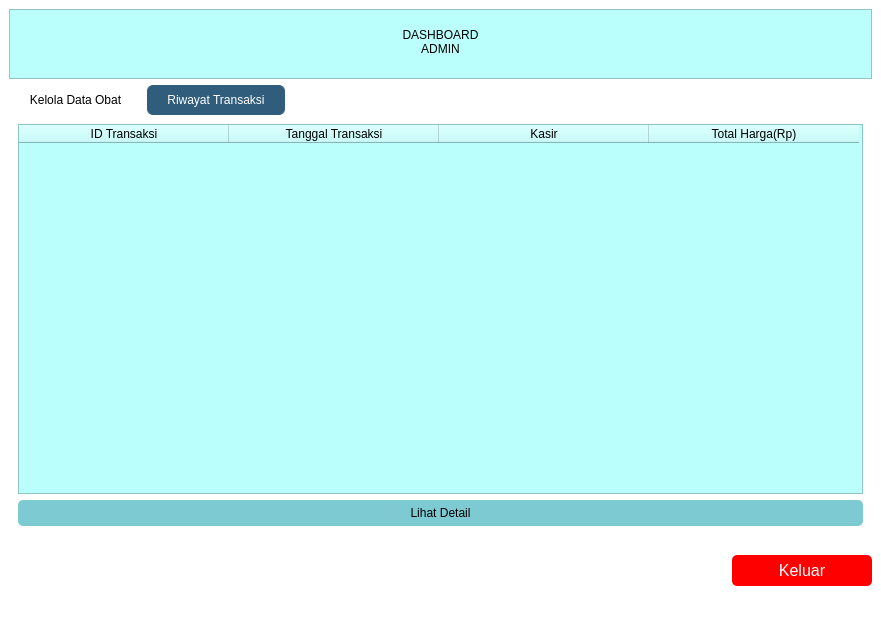
Above: frontend/dashboardAdmin.ui from RN-1986/Aplikasi-apotek before the change. Below: the same form after it.
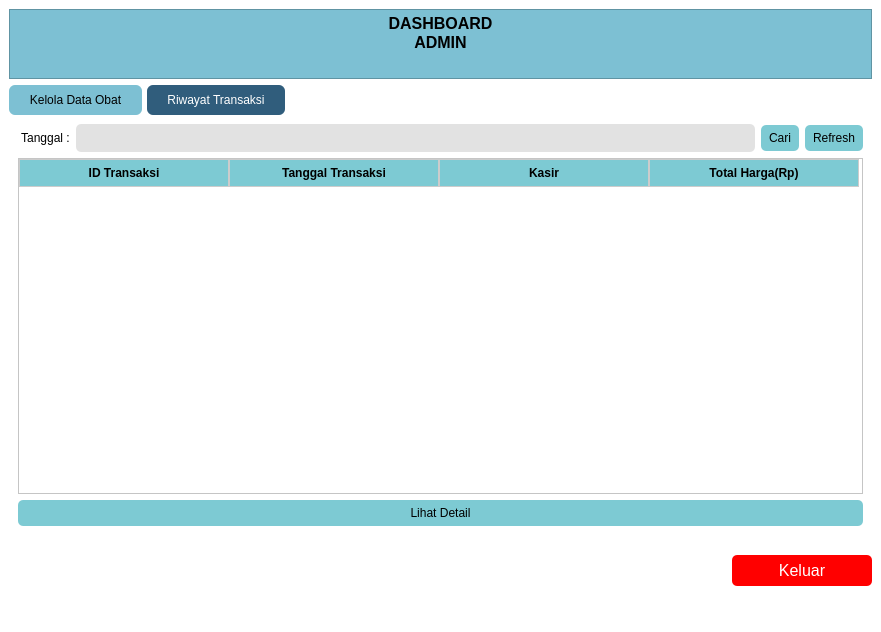
That is the form after the change. The open tabs and pages were chosen to show the change.

Patch:
```diff
--- a/frontend/dashboardAdmin.ui
+++ b/frontend/dashboardAdmin.ui
@@ -98,7 +98,8 @@
       <property name="styleSheet">
        <string notr="true">QTabBar::tab {       
 	
-	background-color: rgb(255, 255, 255);
+	
+	background-color: rgb(125, 192, 211);
          padding: 8px 20px;
          border-radius: 6px;
          margin-right: 5px;
@@ -409,10 +410,103 @@
         <string>Riwayat Transaksi</string>
        </attribute>
        <layout class="QVBoxLayout" name="verticalLayout">
+        <item>
+         <layout class="QGridLayout" name="gridLayout_5">
+          <item row="0" column="0">
+           <widget class="QLabel" name="label">
+            <property name="styleSheet">
+             <string notr="true">
+border radius: 5px;</string>
+            </property>
+            <property name="text">
+             <string> Tanggal :</string>
+            </property>
+           </widget>
+          </item>
+          <item row="0" column="1">
+           <widget class="QLineEdit" name="lineEdit_2">
+            <property name="styleSheet">
+             <string notr="true">border-radius: 5px;
+padding: 6px 8px; 
+background-color: rgb(226, 226, 226);</string>
+            </property>
+           </widget>
+          </item>
+          <item row="0" column="2">
+           <widget class="QPushButton" name="pushButton">
+            <property name="styleSheet">
+             <string notr="true">
+QPushButton { 
+background-color: rgb(125, 202, 211);
+border-radius:5px;
+padding: 6px 8px; 
+}
+
+/* Saat kursor hover */
+QPushButton:hover {
+     /* warna saat hover */
+	color: rgb(255, 255, 255);
+	background-color: rgb(36, 79, 124);
+}
+
+/* Saat tombol ditekan */
+QPushButton:pressed {
+     /* warna saat ditekan */
+	color: rgb(255, 255, 255);
+	background-color: rgb(36, 79, 124);
+}
+
+</string>
+            </property>
+            <property name="text">
+             <string>Cari</string>
+            </property>
+           </widget>
+          </item>
+          <item row="0" column="3">
+           <widget class="QPushButton" name="pushButton_2">
+            <property name="styleSheet">
+             <string notr="true">
+QPushButton { 
+background-color: rgb(125, 202, 211);
+border-radius:5px;
+padding: 6px 8px; 
+}
+
+/* Saat kursor hover */
+QPushButton:hover {
+     /* warna saat hover */
+	color: rgb(255, 255, 255);
+	background-color: rgb(36, 79, 124);
+}
+
+/* Saat tombol ditekan */
+QPushButton:pressed {
+     /* warna saat ditekan */
+	color: rgb(255, 255, 255);
+	background-color: rgb(36, 79, 124);
+}
+
+</string>
+            </property>
+            <property name="text">
+             <string>Refresh</string>
+            </property>
+           </widget>
+          </item>
+         </layout>
+        </item>
         <item>
          <widget class="QTableWidget" name="tableWidget_2">
           <property name="styleSheet">
-           <string notr="true">background-color: rgb(187, 255, 253);</string>
+           <string notr="true">QHeaderView::section {
+    background-color: rgb(125, 202, 211);
+    color: black;
+    font-weight: bold;
+    padding: 4px;
+    border: 1px solid #ccc;
+}
+</string>
           </property>
           <attribute name="horizontalHeaderDefaultSectionSize">
            <number>210</number>
@@ -483,7 +577,7 @@
        </size>
       </property>
       <property name="styleSheet">
-       <string notr="true">background-color: rgb(187, 255, 253);
+       <string notr="true">background-color: rgb(125, 192, 211);
 BORDER-RADIUS:5PX;</string>
       </property>
       <property name="html">
@@ -494,9 +588,8 @@
 li.unchecked::marker { content: &quot;\2610&quot;; }
 li.checked::marker { content: &quot;\2612&quot;; }
 &lt;/style&gt;&lt;/head&gt;&lt;body style=&quot; font-family:'Segoe UI'; font-size:9pt; font-weight:400; font-style:normal;&quot;&gt;
-&lt;p align=&quot;center&quot; style=&quot;-qt-paragraph-type:empty; margin-top:0px; margin-bottom:0px; margin-left:0px; margin-right:0px; -qt-block-indent:0; text-indent:0px;&quot;&gt;&lt;br /&gt;&lt;/p&gt;
-&lt;p align=&quot;center&quot; style=&quot; margin-top:0px; margin-bottom:0px; margin-left:0px; margin-right:0px; -qt-block-indent:0; text-indent:0px;&quot;&gt;DASHBOARD&lt;/p&gt;
-&lt;p align=&quot;center&quot; style=&quot; margin-top:0px; margin-bottom:0px; margin-left:0px; margin-right:0px; -qt-block-indent:0; text-indent:0px;&quot;&gt;ADMIN&lt;/p&gt;&lt;/body&gt;&lt;/html&gt;</string>
+&lt;p align=&quot;center&quot; style=&quot; margin-top:0px; margin-bottom:0px; margin-left:0px; margin-right:0px; -qt-block-indent:0; text-indent:0px;&quot;&gt;&lt;span style=&quot; font-size:12pt; font-weight:700;&quot;&gt;DASHBOARD&lt;/span&gt;&lt;/p&gt;
+&lt;p align=&quot;center&quot; style=&quot; margin-top:0px; margin-bottom:0px; margin-left:0px; margin-right:0px; -qt-block-indent:0; text-indent:0px;&quot;&gt;&lt;span style=&quot; font-size:12pt; font-weight:700;&quot;&gt;ADMIN&lt;/span&gt;&lt;/p&gt;&lt;/body&gt;&lt;/html&gt;</string>
       </property>
      </widget>
     </item>
```
Left out of the diff: 230 changed lines with no effect on the pictures.
